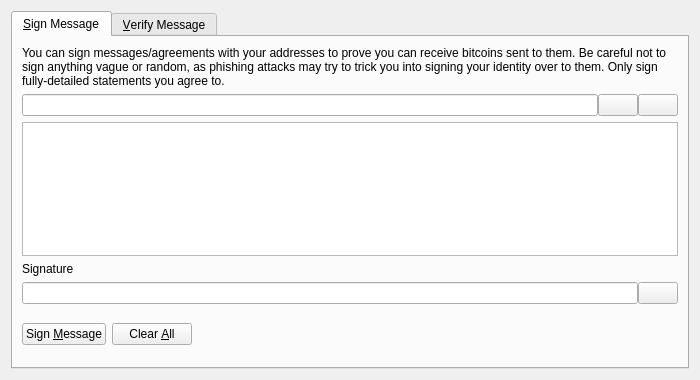
The window that src/qt/forms/signverifymessagedialog.ui (CostlyDev/Costly) describes before a commit, drawn with Qt 5.
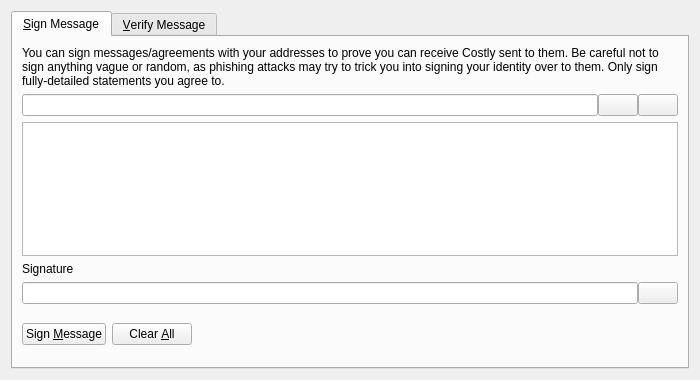
The same window after the commit. Custom widgets are drawn as their Qt base class.

```diff
--- a/src/qt/forms/signverifymessagedialog.ui
+++ b/src/qt/forms/signverifymessagedialog.ui
@@ -30,7 +30,7 @@
        <item>
         <widget class="QLabel" name="infoLabel_SM">
          <property name="text">
-          <string>You can sign messages/agreements with your addresses to prove you can receive bitcoins sent to them. Be careful not to sign anything vague or random, as phishing attacks may try to trick you into signing your identity over to them. Only sign fully-detailed statements you agree to.</string>
+          <string>You can sign messages/agreements with your addresses to prove you can receive Costly sent to them. Be careful not to sign anything vague or random, as phishing attacks may try to trick you into signing your identity over to them. Only sign fully-detailed statements you agree to.</string>
          </property>
          <property name="textFormat">
           <enum>Qt::PlainText</enum>
```
